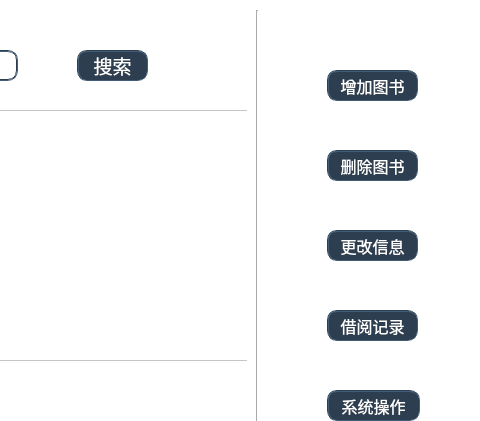
BookMangeTeam/bookmanage, file abc/mainwindow_manage.ui: the form before one commit; both pictures show x 613 to 1093 and y 0 to 421 of the 1093 by 651 pixel window.
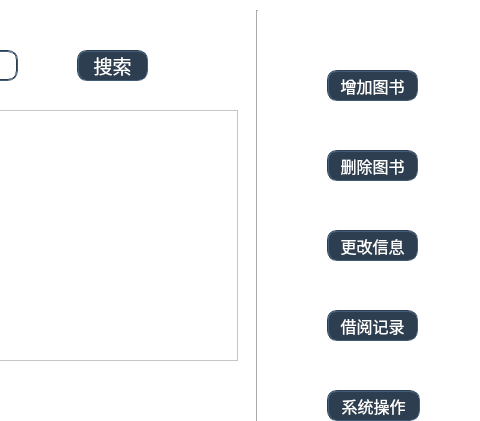
The form after the commit. The open tabs and pages were chosen to show the change.

Patch:
```diff
--- a/abc/mainwindow_manage.ui
+++ b/abc/mainwindow_manage.ui
@@ -600,7 +600,7 @@
        <rect>
         <x>0</x>
         <y>90</y>
-        <width>851</width>
+        <width>841</width>
         <height>251</height>
        </rect>
       </property>
```
Left out of the diff: 7 changed lines with no effect on the pictures.
